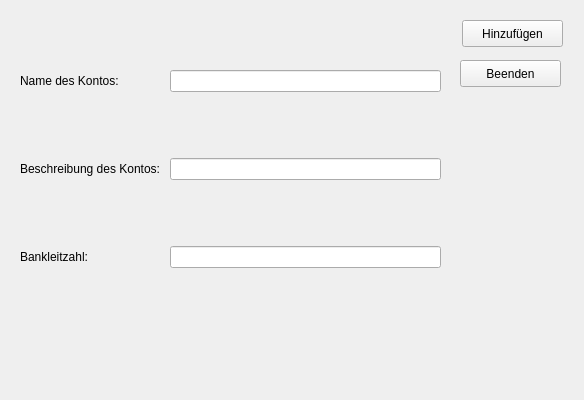
Qt form trunk/neueskonto.ui (BackupTheBerlios/mycash-svn) before a commit.
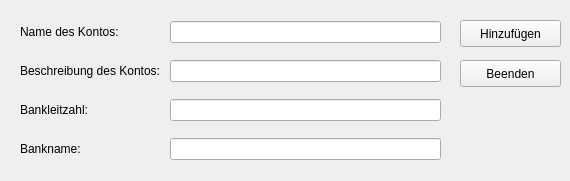
The same form after that commit.

Patch:
```diff
--- a/trunk/neueskonto.ui
+++ b/trunk/neueskonto.ui
@@ -8,8 +8,8 @@
    <rect>
     <x>0</x>
     <y>0</y>
-    <width>584</width>
-    <height>400</height>
+    <width>570</width>
+    <height>181</height>
    </rect>
   </property>
   <property name="windowTitle" >
@@ -21,7 +21,7 @@
      <x>20</x>
      <y>10</y>
      <width>421</width>
-     <height>321</height>
+     <height>161</height>
     </rect>
    </property>
    <layout class="QGridLayout" >
@@ -55,12 +55,22 @@
     <item row="2" column="1" >
      <widget class="QLineEdit" name="lineBLZ" />
     </item>
+    <item row="3" column="0" >
+     <widget class="QLabel" name="labelBankname" >
+      <property name="text" >
+       <string>Bankname:</string>
+      </property>
+     </widget>
+    </item>
+    <item row="3" column="1" >
+     <widget class="QLineEdit" name="lineBankName" />
+    </item>
    </layout>
   </widget>
   <widget class="QPushButton" name="pushAdd" >
    <property name="geometry" >
     <rect>
-     <x>462</x>
+     <x>460</x>
      <y>20</y>
      <width>101</width>
      <height>27</height>
```
